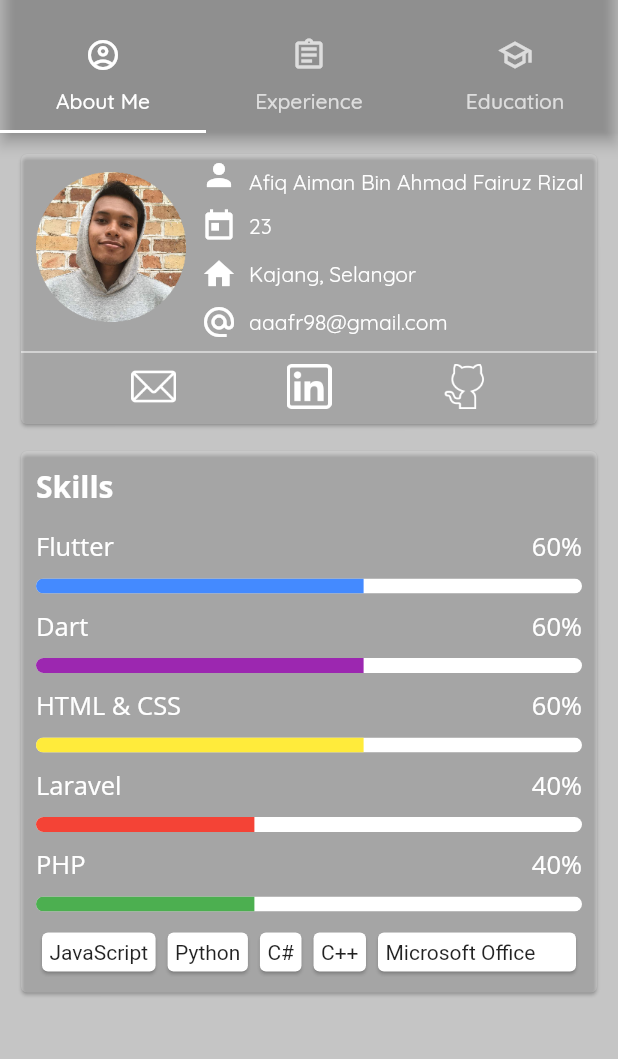
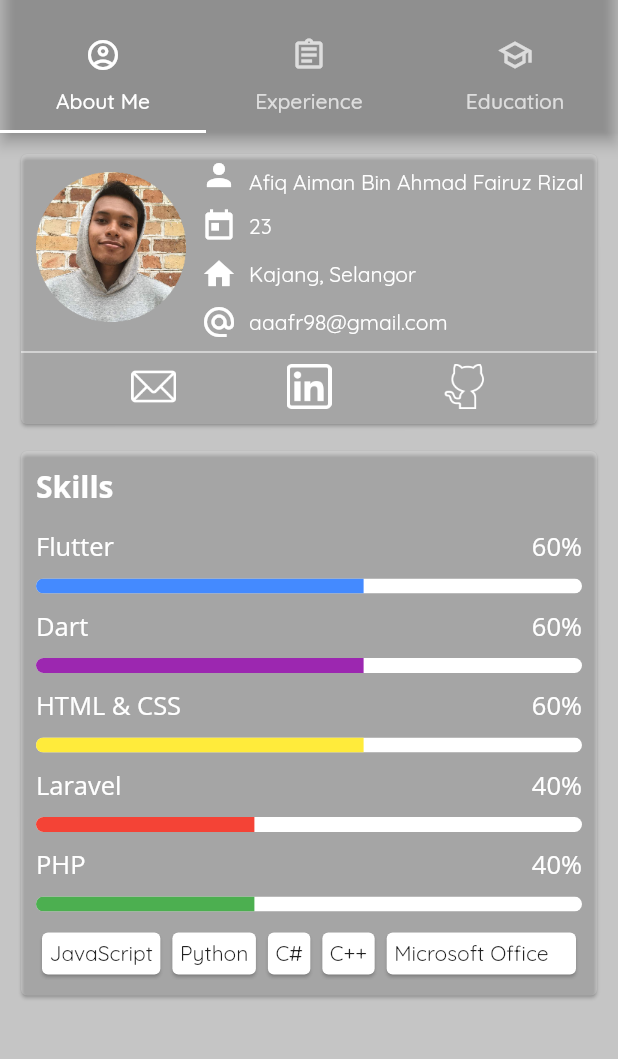
Before and after one commit to afiqaimanafr/resume-mobile-app, a Flutter app: the screen it shows after launch, on a phone screen of 412 x 824 dp, the part 62-1121 px from its top. Run offline on Flutter 3.47's test engine with Material 2 defaults, Android fonts, the light colour scheme and no system bars; Roboto replaces fonts that are missing (QuickSand).

Commit message:
latest ui

```diff
--- a/lib/screens/about_me/widgets/skills_card.dart
+++ b/lib/screens/about_me/widgets/skills_card.dart
@@ -56,7 +56,12 @@ class SkillsCard extends StatelessWidget {
       child: Card(
         child: Padding(
           padding: const EdgeInsets.all(5.0),
-          child: Text(skill),
+          child: Text(
+            skill,
+            style: const TextStyle(
+              fontFamily: secondaryFamilyFont,
+            ),
+          ),
         ),
       ),
     );
--- a/lib/screens/experience/experience_screen.dart
+++ b/lib/screens/experience/experience_screen.dart
@@ -48,12 +48,15 @@ class ExperienceScreen extends StatelessWidget {
                   item.title,
                   style: const TextStyle(
                     color: kPrimaryLightColor,
+                    fontWeight: FontWeight.bold,
+                    fontFamily: primaryFamilyFont,
                   ),
                 ),
                 subtitle: Text(
                   item.subtitle,
                   style: const TextStyle(
                     color: kPrimaryLightColor,
+                    fontFamily: secondaryFamilyFont,
                   ),
                 ),
               ),
```
